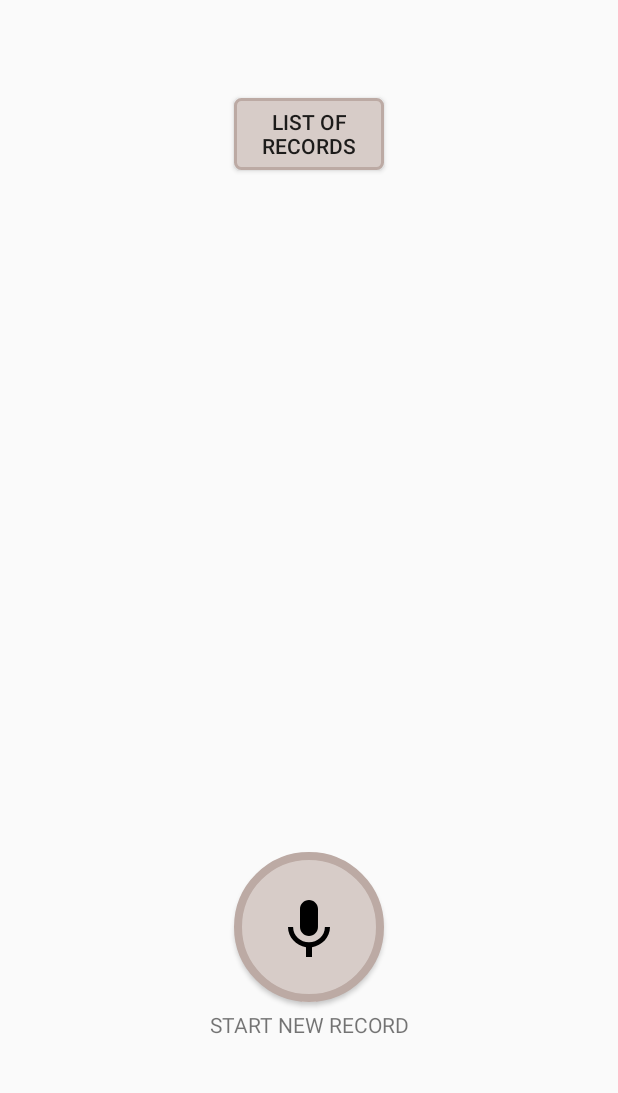
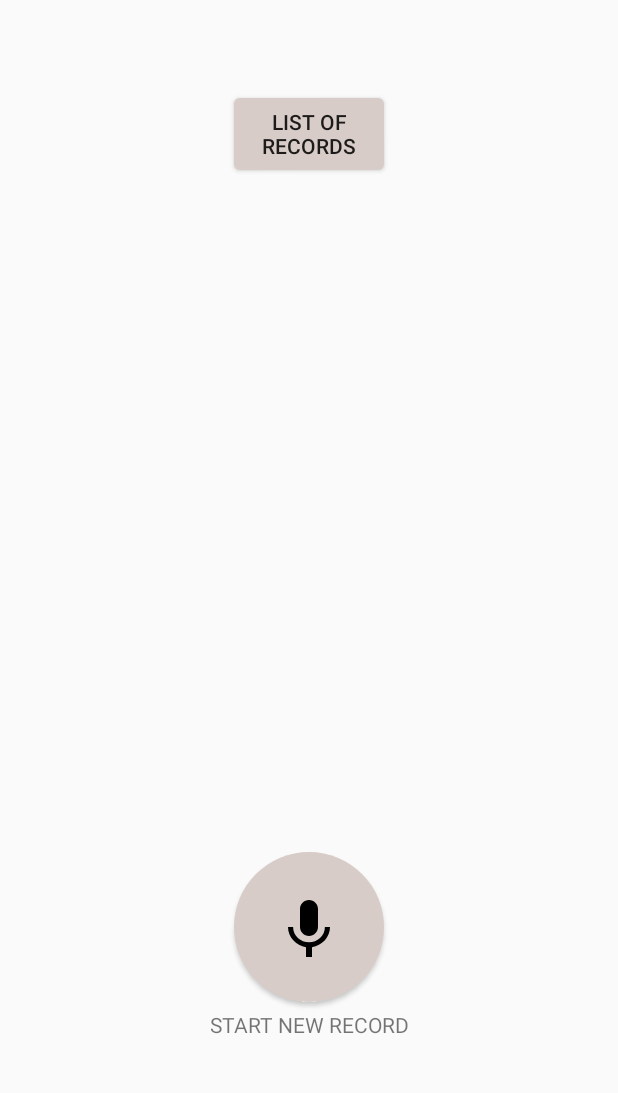
Before and after one commit to AndreaCarraro26/SpeechRecon1516, an Android app: the screen it shows after launch (MainActivity), on a phone screen of 412 x 824 dp, the part 84-1177 px from its top. Run offline under Robolectric (Android 15) with nearby library versions, the phone set to English and light mode, and no system bars.

Commit message:
- Sistemato bug solo per Camillo, con love :)

```diff
--- a/app/src/main/java/include_team/speechrecon1516/ListActivity.java
+++ b/app/src/main/java/include_team/speechrecon1516/ListActivity.java
@@ -100,7 +100,6 @@ public class ListActivity extends AppCompatActivity {
     private TextView timeText;
 
     private Context cx;
-    private AlertDialog.Builder builderMenu;
     private AlertDialog.Builder builderPlay;
 
     private LayoutInflater inflater;
@@ -529,9 +528,6 @@ public class ListActivity extends AppCompatActivity {
 
                         final String fileName =  (String) arr_list.get(position).getName();
 
-                        builderMenu.setTitle(fileName);
-
-
                         MyAlertDialogFragment diaMenu = MyAlertDialogFragment.newInstance();
                         Bundle args = new Bundle();
                         args.putString("filename", fileName);
@@ -714,7 +710,7 @@ public class ListActivity extends AppCompatActivity {
                         choices[1] = (String)getText(R.string.dialogX);
 
                     final AlertDialog startDiag = new AlertDialog.Builder(getActivity())
-                            .setTitle("filename")
+                            .setTitle(getArguments().getString("filename"))
                             .setItems(choices, new DialogInterface.OnClickListener() {
                                 public void onClick(DialogInterface dialog, int which) {
                                     switch (which){
--- a/app/src/main/res/drawable/button_circle.xml
+++ b/app/src/main/res/drawable/button_circle.xml
@@ -2,7 +2,6 @@
 <selector xmlns:android="http://schemas.android.com/apk/res/android">
     <item>
         <shape android:shape="oval">
-            <stroke android:color="@color/primary_dark" android:width="5dp" />
             <solid android:color="@color/primary" />
             <size android:width="100dp" android:height="100dp"/>
         </shape>
--- a/app/src/main/res/drawable/list_button.xml
+++ b/app/src/main/res/drawable/list_button.xml
@@ -1,7 +1,6 @@
 <?xml version="1.0" encoding="UTF-8"?>
 <shape xmlns:android="http://schemas.android.com/apk/res/android"
     android:shape="rectangle">
-    <stroke android:width="2dp" android:color="@color/primary_dark" />
     <corners android:radius="4dp" />
     <solid android:color="@color/primary" />
 </shape>
```
Also changed, not shown: 1 other file.
